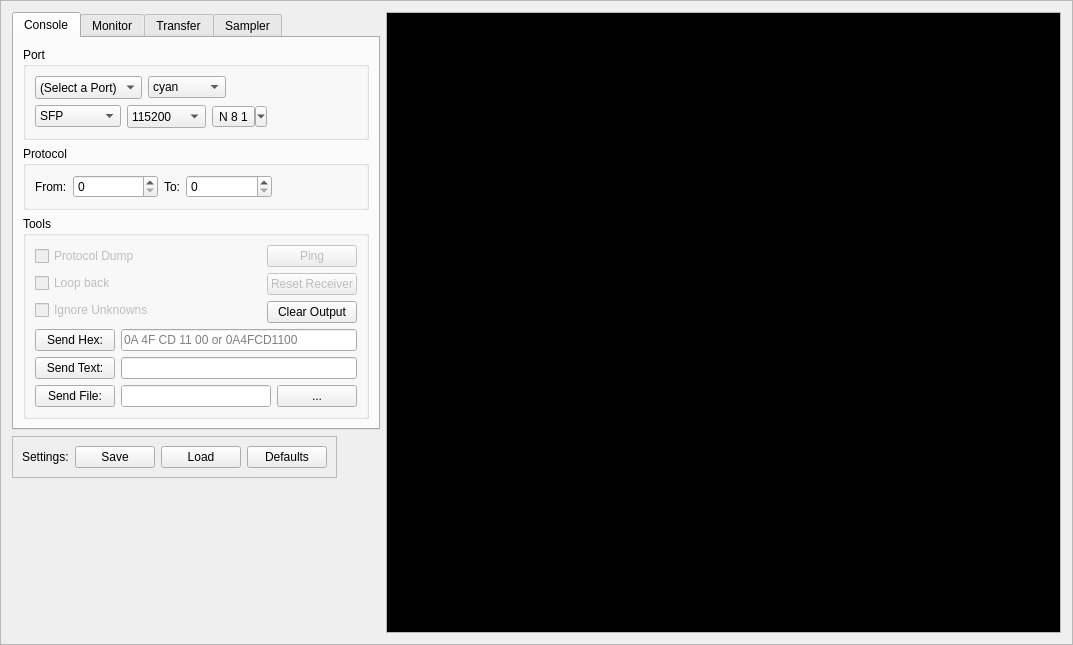
First picture: the form in terminal.ui, repository strawbot/TimbreTalk, before the edit.
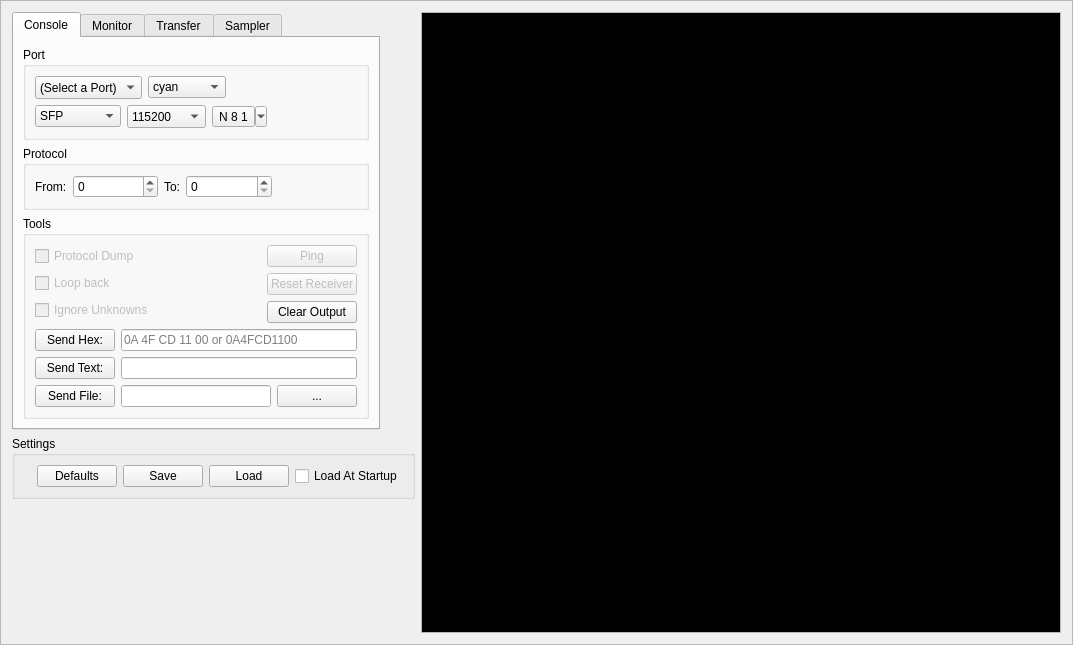
Second picture: the form after the edit. The open tabs and pages were chosen to show the change. Custom widgets are drawn as their Qt base class.

Commit message: settings with features

Diff of the .ui file:
```diff
--- a/terminal.ui
+++ b/terminal.ui
@@ -1743,7 +1743,7 @@
       </layout>
      </item>
      <item>
-      <widget class="QFrame" name="frame_5">
+      <widget class="QGroupBox" name="groupBox_5">
        <property name="sizePolicy">
         <sizepolicy hsizetype="Fixed" vsizetype="Preferred">
          <horstretch>0</horstretch>
@@ -1756,35 +1756,39 @@
          <height>0</height>
         </size>
        </property>
-       <property name="frameShape">
-        <enum>QFrame::StyledPanel</enum>
+       <property name="title">
+        <string>Settings</string>
        </property>
-       <property name="frameShadow">
-        <enum>QFrame::Raised</enum>
-       </property>
-       <layout class="QHBoxLayout" name="horizontalLayout_2">
-        <item>
+       <layout class="QGridLayout" name="gridLayout_6">
+        <item row="0" column="4">
+         <widget class="QCheckBox" name="Auto_Load">
+          <property name="text">
+           <string>Load At Startup</string>
+          </property>
+         </widget>
+        </item>
+        <item row="0" column="0">
          <widget class="QLabel" name="label">
           <property name="text">
-           <string>Settings:</string>
+           <string/>
           </property>
          </widget>
         </item>
-        <item>
+        <item row="0" column="2">
          <widget class="QPushButton" name="SavePortMonitor">
           <property name="text">
            <string>Save</string>
           </property>
          </widget>
         </item>
-        <item>
+        <item row="0" column="3">
          <widget class="QPushButton" name="LoadPortMonitor">
           <property name="text">
            <string>Load</string>
           </property>
          </widget>
         </item>
-        <item>
+        <item row="0" column="1">
          <widget class="QPushButton" name="DefaultsPortMonitor">
           <property name="text">
            <string>Defaults</string>
```
Left out of the diff: 82 changed lines with no effect on the pictures. The commit also changes 2 other files.
